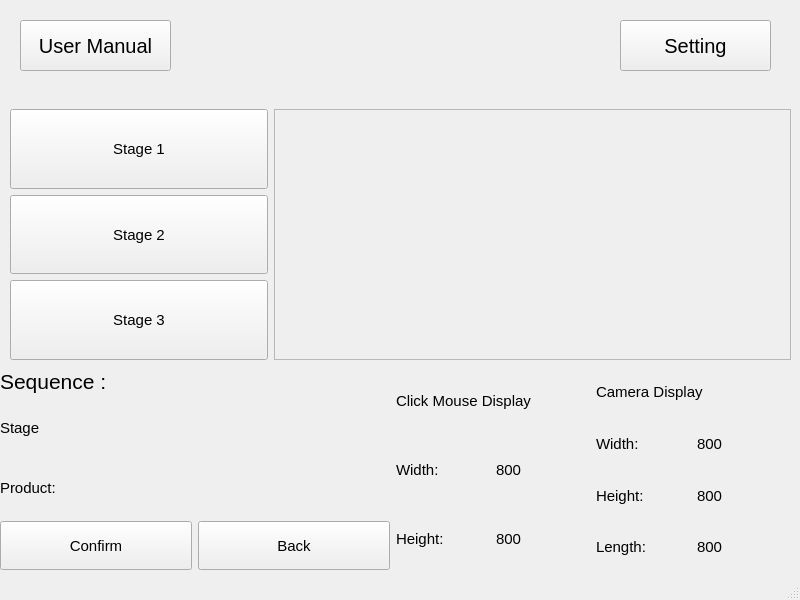
First picture: the form in Greyform-linux-ros1/Python_Application/UI_Design/mainframe.ui, repository mokzhizhuan/GreyForm_UIs, before the edit.
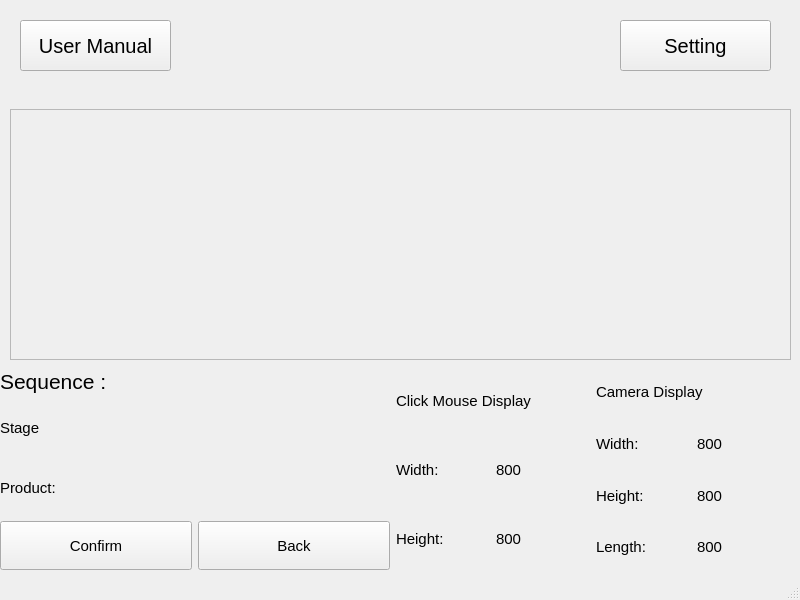
Second picture: the form after the edit. The open tabs and pages were chosen to show the change.

Commit message: button reorder

The edit to the form file:
```diff
--- a/Greyform-linux-ros1/Python_Application/UI_Design/mainframe.ui
+++ b/Greyform-linux-ros1/Python_Application/UI_Design/mainframe.ui
@@ -342,7 +342,7 @@
               </widget>
              </item>
              <item>
-              <widget class="QPushButton" name="seq2Button">
+              <widget class="QPushButton" name="StageButton">
                <property name="sizePolicy">
                 <sizepolicy hsizetype="Minimum" vsizetype="MinimumExpanding">
                  <horstretch>0</horstretch>
@@ -351,29 +351,11 @@
                </property>
                <property name="font">
                 <font>
-                 <pointsize>30</pointsize>
+                 <pointsize>20</pointsize>
                 </font>
                </property>
                <property name="text">
-                <string>Sequence 2</string>
-               </property>
-              </widget>
-             </item>
-             <item>
-              <widget class="QPushButton" name="seq3Button">
-               <property name="sizePolicy">
-                <sizepolicy hsizetype="Minimum" vsizetype="MinimumExpanding">
-                 <horstretch>0</horstretch>
-                 <verstretch>0</verstretch>
-                </sizepolicy>
-               </property>
-               <property name="font">
-                <font>
-                 <pointsize>30</pointsize>
-                </font>
-               </property>
-               <property name="text">
-                <string>Sequence 3</string>
+                <string>Add Stages</string>
                </property>
               </widget>
              </item>
@@ -666,50 +648,7 @@
           <height>251</height>
          </rect>
         </property>
-        <layout class="QHBoxLayout" name="horizontalLayout_15" stretch="1,2">
-         <item>
-          <layout class="QVBoxLayout" name="verticalLayout_2" stretch="1,1,1">
-           <item>
-            <widget class="QPushButton" name="StageButton">
-             <property name="sizePolicy">
-              <sizepolicy hsizetype="MinimumExpanding" vsizetype="MinimumExpanding">
-               <horstretch>0</horstretch>
-               <verstretch>0</verstretch>
-              </sizepolicy>
-             </property>
-             <property name="text">
-              <string>Stage 1</string>
-             </property>
-            </widget>
-           </item>
-           <item>
-            <widget class="QPushButton" name="StageButton_2">
-             <property name="sizePolicy">
-              <sizepolicy hsizetype="Minimum" vsizetype="MinimumExpanding">
-               <horstretch>0</horstretch>
-               <verstretch>0</verstretch>
-              </sizepolicy>
-             </property>
-             <property name="text">
-              <string>Stage 2</string>
-             </property>
-            </widget>
-           </item>
-           <item>
-            <widget class="QPushButton" name="StageButton_3">
-             <property name="sizePolicy">
-              <sizepolicy hsizetype="Minimum" vsizetype="MinimumExpanding">
-               <horstretch>0</horstretch>
-               <verstretch>0</verstretch>
-              </sizepolicy>
-             </property>
-             <property name="text">
-              <string>Stage 3</string>
-             </property>
-            </widget>
-           </item>
-          </layout>
-         </item>
+        <layout class="QHBoxLayout" name="horizontalLayout_15" stretch="2">
          <item>
           <layout class="QVBoxLayout" name="verticalLayout">
            <item>
```
Left out of the diff: 38 changed lines with no effect on the pictures. The commit also changes 51 other files.
